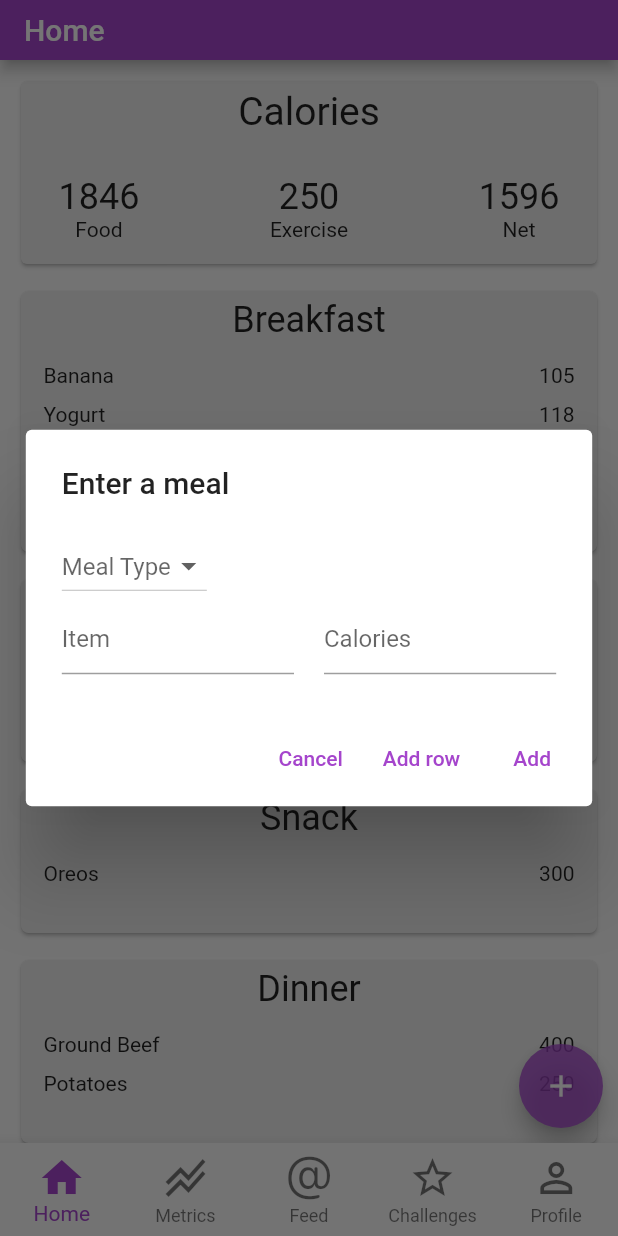
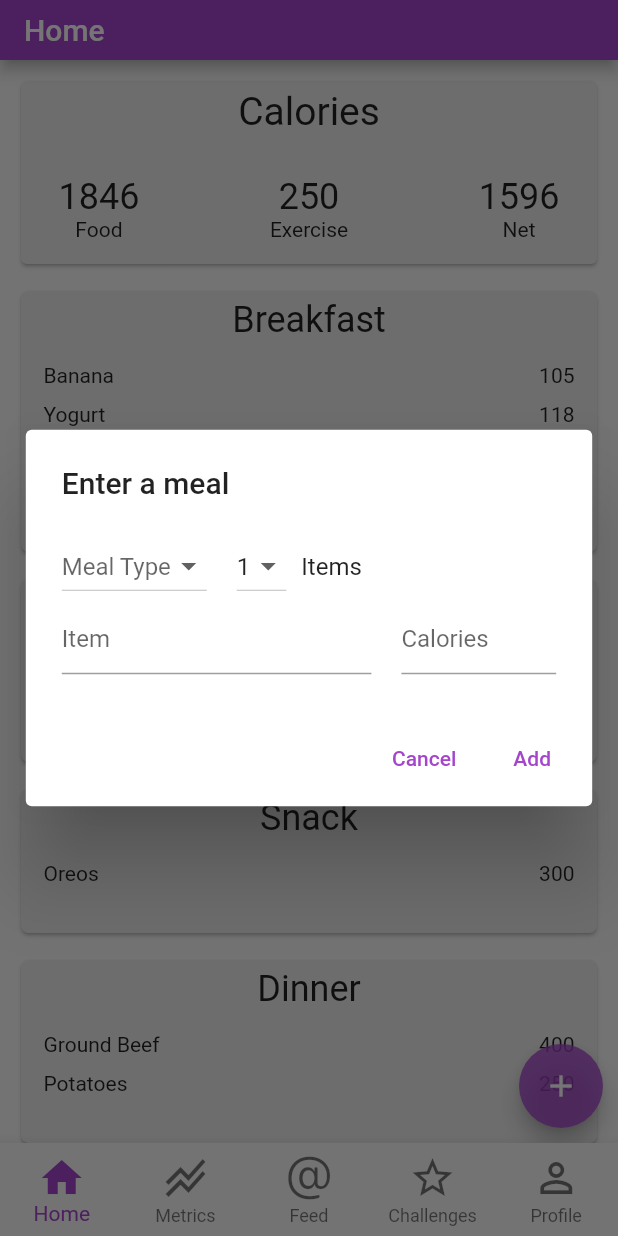
Before and after one commit to bakhtw1/Trifit, a Flutter app: the screen it shows after launch, after a tap on the "add" icon, on a phone screen of 412 x 824 dp. Run offline on Flutter 3.47's test engine with Material 2 defaults, Android fonts, the phone set to English and light mode, and no system bars.

Commit message:
Fixed some dropdown bugs

```diff
--- a/lib/Screens/home.dart
+++ b/lib/Screens/home.dart
@@ -53,14 +53,18 @@ class _HomePageState extends State<HomePage> {
 
   void showMealEntryDialog() {
     String mealType = "One";
-    String dropdownValue = "";
+    String mealTypeDropdownValue = "";
+    int numberOfItems = 1;
+
     List<TextEditingController> itemControllers = [TextEditingController()];
     List<TextEditingController> calorieControllers = [TextEditingController()];
 
     List<Widget> itemRows = [
               Row(
                 children: [
-                  Expanded(child: TextFormField(
+                  Expanded(
+                    flex: 2,
+                    child: TextFormField(
                     controller: itemControllers[0],
                     decoration: InputDecoration(hintText: "Item"),
                   )),
@@ -76,7 +80,7 @@ class _HomePageState extends State<HomePage> {
     showDialog(
       context: context,
       builder: (context) {
-        return StatefulBuilder(
+      return StatefulBuilder(
       builder: (context, setState) {
         return AlertDialog(
           title: Text('Enter a meal'),
@@ -88,7 +92,36 @@ class _HomePageState extends State<HomePage> {
                   children: [
                     Align(
                       alignment: Alignment.topLeft,
-                      child: DropdownMenu(onValueSelected: (String value) { dropdownValue = value; })
+                      child: Row(
+                        children: [
+                          DropdownMenu(
+                            onValueSelected: (String value) { mealTypeDropdownValue = value; },
+                            dropdownOptions: ["Snack", "Breakfast", "Lunch", "Dinner"],
+                            placeholderText: "Meal Type",
+                          ),
+                          SizedBox(width: 20),
+                          DropdownMenu(
+                            onValueSelected: (String value) {
+                              setState(() {
+                              numberOfItems = int.parse(value);
+                              if (numberOfItems > itemRows.length) {
+                                int numberOfNewRows = numberOfItems - itemRows.length;
+                                for (int i = 0; i < numberOfNewRows; i++) {
+                                  var newItemController = TextEditingController();
+                                  var newCalorieController = TextEditingController();
+                                  itemRows.add(newItemRow(newItemController, newCalorieController));
+                                }
+                              }
+                              });
+                            },
+                            dropdownOptions: ["1", "2", "3", "4"],
+                            placeholderText: " ",
+                            isDefaultValueFirstItem: numberOfItems == 1,
+                          ),
+                          SizedBox(width: 10),
+                          Text("Items")
+                        ],
+                      )
                     ),
                     ...itemRows,
                   ],
@@ -102,31 +135,8 @@ class _HomePageState extends State<HomePage> {
             ),
             TextButton(
               onPressed: () {
-                setState(() {
-                  var newItemController = TextEditingController();
-                  var newCalorieController = TextEditingController();
-                  itemControllers.insert(0, newItemController);
-                  calorieControllers.insert(0, newCalorieController);
-                  itemRows.insert(0,Row(
-                    children: [
-                      Expanded(child: TextFormField(
-                        controller: itemControllers[0],
-                        decoration: InputDecoration(hintText: "Item"),
-                      )),
-                      SizedBox(width: 20),
-                        Expanded(child: TextFormField(
-                        controller: calorieControllers[0],
-                        decoration: InputDecoration(hintText: "Calories"),
-                      )),
-                    ],
-                  ));
-                });
-              },
-              child: Text('Add row'),
-            ),
-            TextButton(
-              onPressed: () {
-                print(dropdownValue);
+                print(mealTypeDropdownValue);
+                print(numberOfItems);
                 for (int i = 0; i < itemControllers.length; i++) {
                   print(itemControllers[i].text);
                   print(calorieControllers[i].text);
@@ -141,8 +151,22 @@ class _HomePageState extends State<HomePage> {
     );
   }
 
-  Row newItemRow() {
-    return Row();
+  Row newItemRow(TextEditingController itemController, TextEditingController calorieController) {
+    return Row(
+      children: [
+        Expanded(
+          flex: 2,
+          child: TextFormField(
+          controller: itemController,
+          decoration: InputDecoration(hintText: "Item"),
+        )),
+        SizedBox(width: 20),
+          Expanded(child: TextFormField(
+          controller: calorieController,
+          decoration: InputDecoration(hintText: "Calories"),
+        )),
+      ],
+    );
   }
 
   int calculateCaloriesFromFood() {
--- a/lib/components/dropdown.dart
+++ b/lib/components/dropdown.dart
@@ -3,8 +3,10 @@ import 'package:flutter/material.dart';
 class DropdownMenu extends StatefulWidget {
   // pass a callback to your widget to be able to get the selected value from a parent
   final Function(String) onValueSelected;
-
-  DropdownMenu({required this.onValueSelected});
+  final List<String> dropdownOptions;
+  final String placeholderText;
+  bool isDefaultValueFirstItem;
+  DropdownMenu({required this.onValueSelected, required this.dropdownOptions, required this.placeholderText, this.isDefaultValueFirstItem = false});
 
   @override
   _DropdownMenuState createState() => _DropdownMenuState();
@@ -15,32 +17,23 @@ class _DropdownMenuState extends State<DropdownMenu> {
 
   @override
   Widget build(BuildContext context) {
+    List<DropdownMenuItem<String>> menuItems = [];
+    for (var option in widget.dropdownOptions) {
+      menuItems.add(DropdownMenuItem(child: Text(option), value: option));
+    }
+    if (widget.isDefaultValueFirstItem) {
+      _value = widget.dropdownOptions[0];
+      widget.isDefaultValueFirstItem = false;
+    }
     return DropdownButton<String>(
-        items: const [
-          DropdownMenuItem<String>(
-            child: Text('Snack'),
-            value: 'Snack',
-          ),
-          DropdownMenuItem<String>(
-            child: Text('Breakfast'),
-            value: 'Breakfast',
-          ),
-          DropdownMenuItem<String>(
-            child: Text('Lunch'),
-            value: 'Lunch',
-          ),
-          DropdownMenuItem<String>(
-            child: Text('Dinner'),
-            value: 'Dinner',
-          ),
-        ],
+        items: menuItems,
         onChanged: (String? value) {
           setState(() {
             _value = value;
             widget.onValueSelected(value!); // call the function passing the value
           });
         },
-        hint: Text('Meal Type'),
+        hint: Text(widget.placeholderText),
         value: _value,
     );
   }
```
